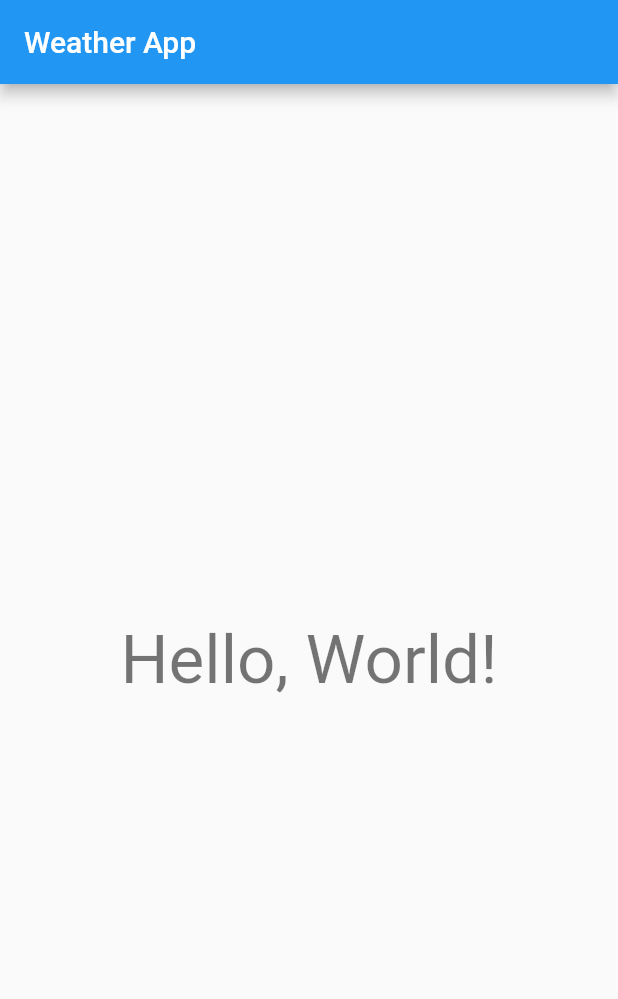
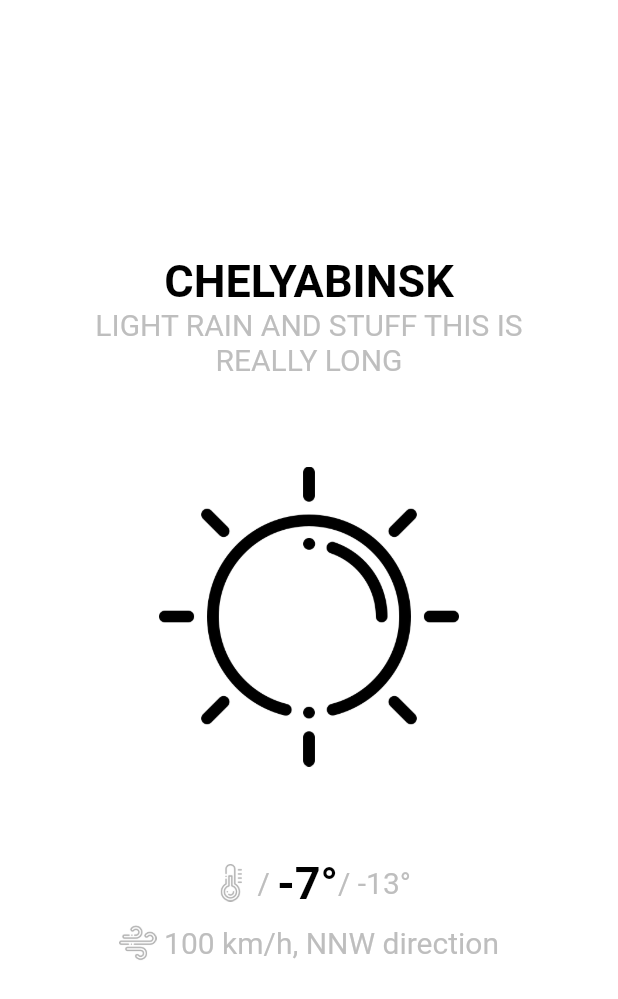
Before and after one commit to fosseddy/weather-app, a Flutter app: the screen it shows after launch, on a phone screen of 412 x 824 dp. Shown: the top 999 px of the screen. Run offline on Flutter 3.47's test engine with Material 2 defaults, Android fonts, the phone set to English and light mode, and no system bars.

Commit message:
design prototype

```diff
--- a/lib/main.dart
+++ b/lib/main.dart
@@ -1,27 +1,80 @@
+import "dart:io";
+import "dart:convert";
+
 import "package:flutter/material.dart";
+import "package:flutter/services.dart";
 
-void main() => runApp(MyApp());
+void main() {
+    SystemChrome.setSystemUIOverlayStyle(SystemUiOverlayStyle(
+        statusBarColor: Color(0x00),
+        statusBarIconBrightness: Brightness.dark,
+    ));
 
-const String APP_NAME = "Weather App";
+    return runApp(MyApp());
+}
 
 class MyApp extends StatelessWidget {
     const MyApp({ Key? key }) : super(key: key);
 
     @override
-    Widget build(BuildContext context) {
+    Widget build(BuildContext ctx) {
         return MaterialApp(
-            title: APP_NAME,
-            theme: ThemeData(
-                primarySwatch: Colors.blue,
-            ),
-            home: Scaffold(
-                appBar: AppBar(
-                    title: Text(APP_NAME),
-                ),
-                body: Center(
-                    child: Text(
-                        "Hello, World!",
-                        style: Theme.of(context).textTheme.headline3,
+            title: "Weather App",
+            home: HomeScreen(),
+        );
+    }
+}
+
+class HomeScreen extends StatefulWidget {
+    HomeScreen({ Key? key }) : super(key: key);
+
+    @override
+    HomeScreenState createState() => HomeScreenState();
+}
+
+const COLOR_BG = Color(0xFFFFFFFF);
+const COLOR_FG = Color(0xFF000000);
+const COLOR_FG_SECONDARY = Color(0xFFBEBEBE);
+
+class HomeScreenState extends State<HomeScreen> {
+    @override
+    Widget build(BuildContext ctx) {
+        return Scaffold(
+            body: Container(
+                padding: EdgeInsets.only(top: 170.0, left: 50.0, right: 50.0),
+                color: COLOR_BG,
+                child: Center(
+                    child: Column(
+                        children: <Widget>[
+                            Text("CHELYABINSK", style: TextStyle(color: COLOR_FG, fontSize: 30.0, fontWeight: FontWeight.bold)),
+                            Text("LIGHT RAIN AND STUFF THIS IS REALLY LONG", textAlign: TextAlign.center, style: TextStyle(color: COLOR_FG_SECONDARY, fontSize: 20.0)),
+                            Container(
+                                margin: EdgeInsets.symmetric(vertical: 60.0),
+                                child: Image(image: AssetImage("assets/sun.png"), height: 200.0),
+                            ),
+                            Row(
+                                mainAxisAlignment: MainAxisAlignment.center,
+                                children: <Widget>[
+                                    SizedBox(width: 5.0),
+                                    Image(image: AssetImage("assets/thermometer.png"), height: 25.0),
+                                    Text(" / ", style: TextStyle(color: COLOR_FG_SECONDARY, fontSize: 20.0)),
+                                    Text("-7\u00b0", style: TextStyle(color: COLOR_FG, fontSize: 30.0, fontWeight: FontWeight.bold)),
+                                    SizedBox(
+                                        width: 50.0,
+                                        child: Text("/ -13\u00b0", style: TextStyle(color: COLOR_FG_SECONDARY, fontSize: 20.0)),
+                                    ),
+                                ],
+                            ),
+                            SizedBox(height: 10.0),
+                            Row(
+                                mainAxisAlignment: MainAxisAlignment.center,
+                                children: <Widget>[
+                                    Image(image: AssetImage("assets/wind.png"), height: 25.0),
+                                    SizedBox(width: 5.0),
+                                    Text("100 km/h, NNW direction", style: TextStyle(color: COLOR_FG_SECONDARY, fontSize: 20.0)),
+                                ],
+                            ),
+                        ],
                     ),
                 ),
             ),
--- a/pubspec.yaml
+++ b/pubspec.yaml
@@ -58,9 +58,8 @@ flutter:
   uses-material-design: true
 
   # To add assets to your application, add an assets section, like this:
-  # assets:
-  #   - images/a_dot_burr.jpeg
-  #   - images/a_dot_ham.jpeg
+  assets:
+    - assets/
 
   # An image asset can refer to one or more resolution-specific "variants", see
   # https://flutter.dev/assets-and-images/#resolution-aware.
```
Also changed, not shown: assets/sun.png (added), assets/thermometer.png (added), assets/wind.png (added).
